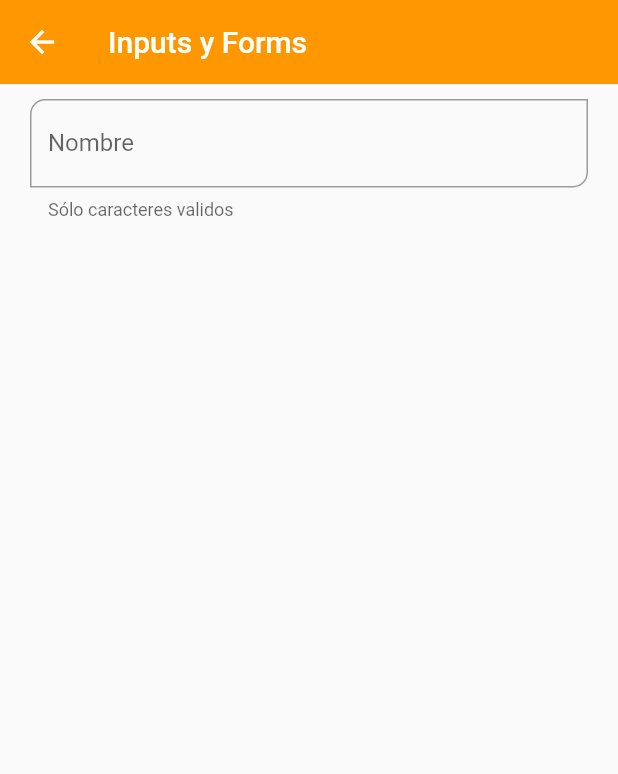
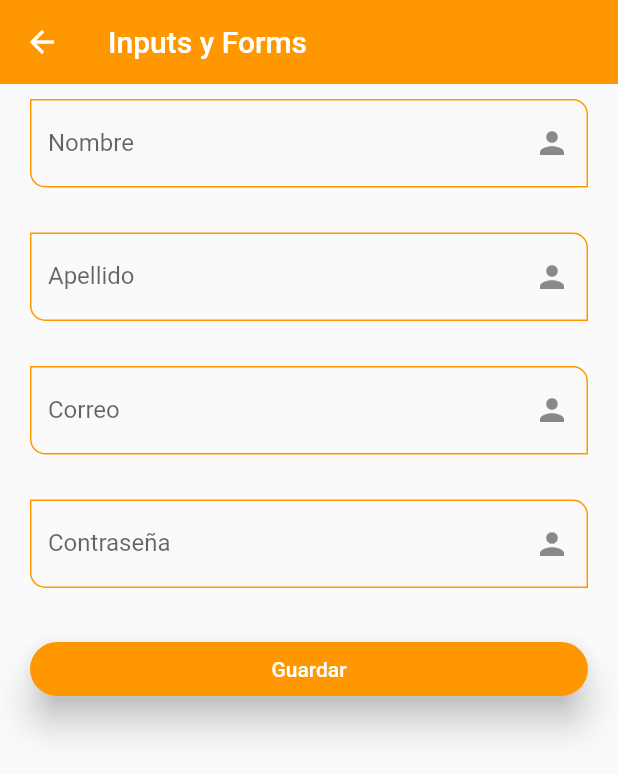
Before and after one commit to skynoorz/fl_components, a Flutter app: the InputScreen screen opened by its route, on a phone screen of 412 x 824 dp. Shown: the top 774 px of the screen. Run offline on Flutter 3.47's test engine with Material 2 defaults, Android fonts, the phone set to English and light mode, and no system bars.

Commit message:
Widget Form

```diff
--- a/lib/screens/inputs_screen.dart
+++ b/lib/screens/inputs_screen.dart
@@ -1,4 +1,6 @@
 import 'package:flutter/material.dart';
+
+import '../widgets/widgets.dart';
 
 class InputScreen extends StatelessWidget {
 
@@ -6,6 +8,17 @@ class InputScreen extends StatelessWidget {
 
   @override
   Widget build(BuildContext context) {
+
+    final GlobalKey<FormState> myFormKey = GlobalKey<FormState>();
+
+    final Map<String, String> formValues = {
+      'first_name':'Fernando',
+      'last_name':'Herrera',
+      'email':'fernando@google.com',
+      'password':'123456',
+      'role':'Admin',
+    };
+
     return Scaffold(
       appBar: AppBar(
         title: const Text('Inputs y Forms'),
@@ -13,35 +26,41 @@ class InputScreen extends StatelessWidget {
       body: SingleChildScrollView(
         child: Padding(
           padding: const EdgeInsets.symmetric(horizontal: 20, vertical: 10),
-          child: Column(
-            children: [
-              TextFormField(
-                // autofocus: true,
-                initialValue: '',
-                textAlign: TextAlign.center,
-                textCapitalization: TextCapitalization.words,
-                onChanged: (value) {
-                  print('value: ${value}');
-                },
-                validator: (value) {
-                  if (value == '') {
-                    return 'Este campo es requerido';
+          child: Form(
+            key: myFormKey,
+            onChanged: () {
+
+            },
+            child: Column(
+              children: [
+                const CustomInputField(labelText: "Nombre", hintText: "Nombre del usuario"),
+                const SizedBox(height: 30,),
+
+                const CustomInputField(labelText: "Apellido", hintText: "Apellido del Usuario",),
+                const SizedBox(height: 30,),
+
+                const CustomInputField(labelText: "Correo", hintText: "Email", keyboardType: TextInputType.emailAddress),
+                const SizedBox(height: 30,),
+
+                const CustomInputField(labelText: "Contraseña", hintText: "Contraseña del usuario", obscuredText: true,),
+                const SizedBox(height: 30,),
+
+                ElevatedButton(
+                  child: const SizedBox(
+                    width: double.infinity,
+                    child: Center(child: const Text("Guardar"),),
+                  ),
+                  onPressed: () {
+                    FocusScope.of(context).requestFocus(FocusNode());
+                    if (!myFormKey.currentState!.validate()){
+                      print('Formulario no valido');
+                      return;
+                    }
+                    print(formValues);
                   }
-                  return null;
-                },
-                autovalidateMode: AutovalidateMode.onUserInteraction,
-                decoration: const InputDecoration(
-                  hintText: 'Nombre del usuario',
-                  labelText: 'Nombre',
-                  helperText: 'Sólo caracteres validos',
-                  border: OutlineInputBorder(
-                    borderRadius: BorderRadius.only(
-                      bottomRight: Radius.circular(10),
-                      topLeft: Radius.circular(10))
-                  ),
                 )
-              )
-            ],
+              ],
+            ),
           ),),
       ),
     );
--- a/lib/theme/app_theme.dart
+++ b/lib/theme/app_theme.dart
@@ -1,5 +1,4 @@
-import 'package:flutter/material.dart'
-    show AppBarTheme, Color, Colors, ElevatedButton, ElevatedButtonThemeData, FloatingActionButtonThemeData, StadiumBorder, TextButton, TextButtonThemeData, ThemeData;
+import 'package:flutter/material.dart';
 
 class AppTheme {
   static Color primary = Colors.orange;
@@ -26,6 +25,20 @@ class AppTheme {
           shape: const StadiumBorder(),
           elevation: 10
         )
+      ),
+
+      //Input decoration
+      inputDecorationTheme: InputDecorationTheme(
+        floatingLabelStyle: TextStyle(color: primary),
+        enabledBorder: OutlineInputBorder(
+          borderSide: BorderSide(color: primary),
+          borderRadius: const BorderRadius.only(bottomLeft: Radius.circular(10), topRight: Radius.circular(10))
+        ),
+        focusedBorder: OutlineInputBorder(
+          borderSide: BorderSide(color: primary),
+          borderRadius: const BorderRadius.only(bottomLeft: Radius.circular(10), topRight: Radius.circular(10))
+        ),
+        iconColor: primary
       )
   );
 
--- /dev/null
+++ b/lib/widgets/custom_input_field.dart
@@ -0,0 +1,49 @@
+import 'package:flutter/material.dart';
+
+class CustomInputField extends StatelessWidget {
+
+  final String? hintText;
+  final String? labelText;
+  final String? helperText;
+  final TextInputType? keyboardType;
+  final IconData? suffixIcon;
+  final bool obscuredText;
+
+  const CustomInputField({
+    Key? key, this.hintText, this.labelText, this.helperText, this.suffixIcon, this.keyboardType,
+    this.obscuredText = false,
+  }) : super(key: key);
+
+  @override
+  Widget build(BuildContext context) {
+    return TextFormField(
+      // autofocus: true,
+      initialValue: '',
+      textAlign: TextAlign.center,
+      textCapitalization: TextCapitalization.words,
+      keyboardType: keyboardType ?? TextInputType.text,
+      obscureText: obscuredText,
+      onChanged: (value) {
+        print('value: ${value}');
+      },
+      validator: (value) {
+        if (value == '') {
+          return 'Este campo es requerido';
+        }
+        return null;
+      },
+      autovalidateMode: AutovalidateMode.onUserInteraction,
+      decoration: InputDecoration(
+        hintText: hintText,
+        labelText: labelText,
+        helperText: helperText,
+        suffixIcon: suffixIcon == null ? const Icon(Icons.person): Icon(suffixIcon),
+        border: const OutlineInputBorder(
+          borderRadius: BorderRadius.only(
+            bottomRight: Radius.circular(10),
+            topLeft: Radius.circular(10))
+        ),
+      )
+    );
+  }
+}
--- a/lib/widgets/widgets.dart
+++ b/lib/widgets/widgets.dart
@@ -1,2 +1,3 @@
+export 'package:fl_components/widgets/custom_input_field.dart';
 export 'package:fl_components/widgets/custom_card_type_1.dart';
 export 'package:fl_components/widgets/custom_card_type_2.dart';
```
